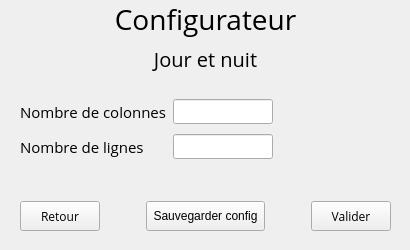
Qt form Code/AutoCell/configdayandnightautomatonwindow.ui (Nawhal/AutoCell) before a commit.
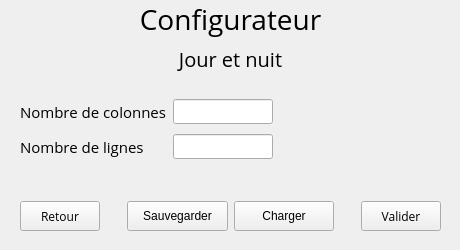
The same form after that commit.

Diff of the .ui file:
```diff
--- a/Code/AutoCell/configdayandnightautomatonwindow.ui
+++ b/Code/AutoCell/configdayandnightautomatonwindow.ui
@@ -6,7 +6,7 @@
    <rect>
     <x>0</x>
     <y>0</y>
-    <width>410</width>
+    <width>460</width>
     <height>250</height>
    </rect>
   </property>
@@ -18,13 +18,13 @@
   </property>
   <property name="minimumSize">
    <size>
-    <width>410</width>
+    <width>460</width>
     <height>250</height>
    </size>
   </property>
   <property name="maximumSize">
    <size>
-    <width>410</width>
+    <width>460</width>
     <height>250</height>
    </size>
   </property>
@@ -36,7 +36,7 @@
     <rect>
      <x>0</x>
      <y>0</y>
-     <width>411</width>
+     <width>461</width>
      <height>251</height>
     </rect>
    </property>
@@ -261,7 +261,37 @@
          </font>
         </property>
         <property name="text">
-         <string>Sauvegarder config</string>
+         <string>Sauvegarder</string>
+        </property>
+       </widget>
+      </item>
+      <item>
+       <widget class="QPushButton" name="loadConfigButton">
+        <property name="sizePolicy">
+         <sizepolicy hsizetype="Minimum" vsizetype="Minimum">
+          <horstretch>0</horstretch>
+          <verstretch>0</verstretch>
+         </sizepolicy>
+        </property>
+        <property name="minimumSize">
+         <size>
+          <width>0</width>
+          <height>30</height>
+         </size>
+        </property>
+        <property name="maximumSize">
+         <size>
+          <width>150</width>
+          <height>30</height>
+         </size>
+        </property>
+        <property name="font">
+         <font>
+          <pointsize>9</pointsize>
+         </font>
+        </property>
+        <property name="text">
+         <string>Charger</string>
         </property>
        </widget>
       </item>
```
Left out of the diff: 37 changed lines with no effect on the pictures.
